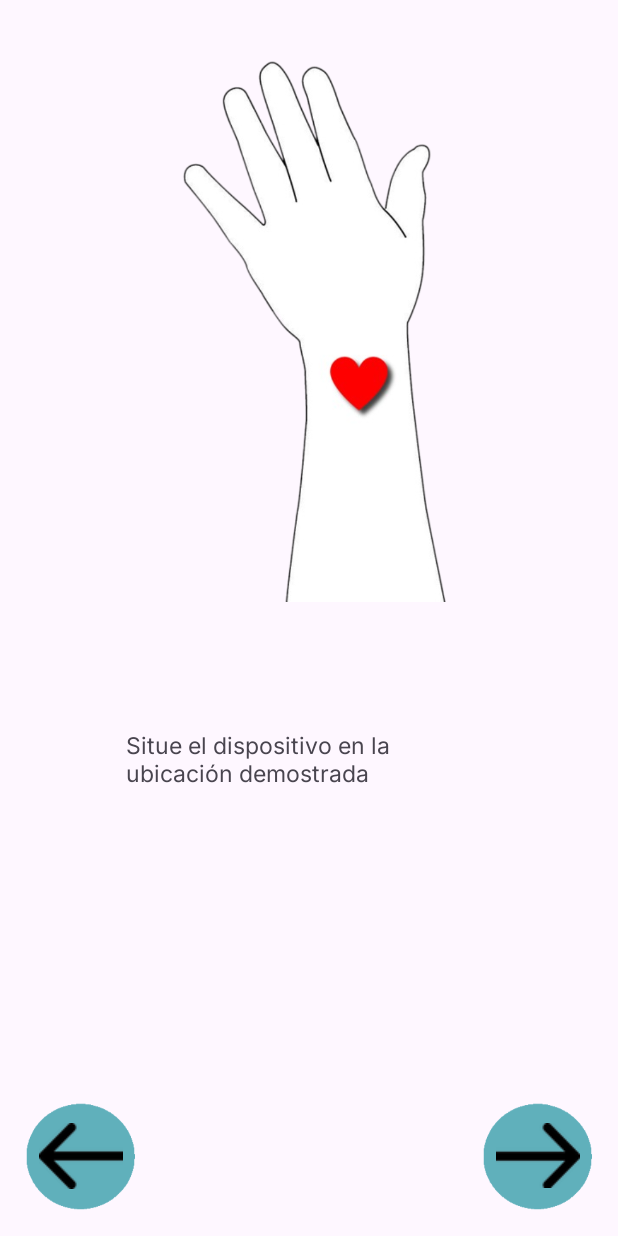
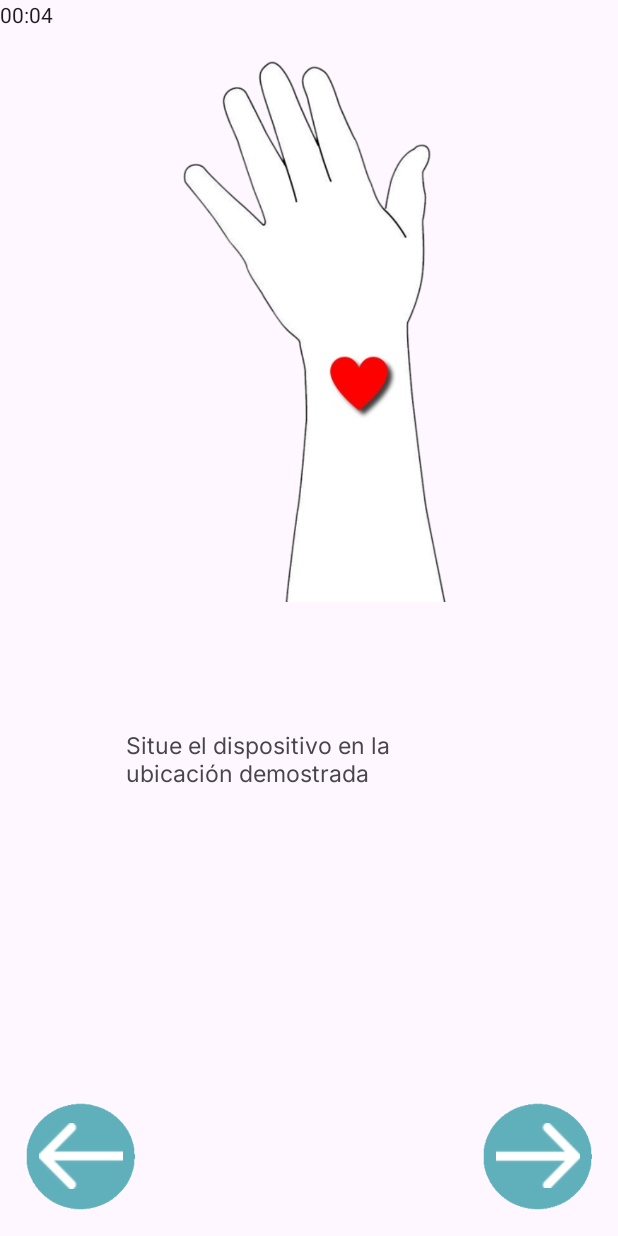
Before and after one commit to CristianValenciaC/Smartwatch_and_Cardio, an Android app: the Paso1 screen opened directly, with no data from a screen before it, on a phone screen of 412 x 824 dp. Run offline under Robolectric (Android 15) with nearby library versions, the phone set to English and light mode, and no system bars.

Commit message:
comprobar pop up dialog
Pruebas con cronometro

```diff
--- a/app/src/main/java/com/rob/smartwatchcardio/Paso1.java
+++ b/app/src/main/java/com/rob/smartwatchcardio/Paso1.java
@@ -1,11 +1,22 @@
 package com.rob.smartwatchcardio;
 
 import androidx.appcompat.app.AppCompatActivity;
-
+import androidx.fragment.app.Fragment;
+import android.app.AlertDialog;
+import android.app.Dialog;
 import android.content.Intent;
+import android.graphics.Color;
+import android.graphics.drawable.ColorDrawable;
+import android.os.Build;
 import android.os.Bundle;
+import android.os.SystemClock;
+import android.view.Gravity;
 import android.view.View;
+import android.view.ViewGroup;
+import android.view.Window;
+import android.view.WindowManager;
 import android.widget.Button;
+import android.widget.Chronometer;
 import android.widget.ImageButton;
 import android.widget.Toast;
 
@@ -16,12 +27,34 @@ public class Paso1 extends AppCompatActivity {
 
     private Button helpButton;
 
+    private AlertDialog.Builder dialogBuilder;
+    private AlertDialog dialog;
+    private  Chronometer simpleChronometer;
+
     @Override
     protected void onCreate(Bundle savedInstanceState) {
         super.onCreate(savedInstanceState);
         setContentView(R.layout.activity_paso1);
 
         atrasButton=findViewById(R.id.atrasButtonP7);
+        simpleChronometer = (Chronometer) findViewById(R.id.simpleChronometer);
+        simpleChronometer.start();
+        if (Build.VERSION.SDK_INT >= Build.VERSION_CODES.N) {
+            simpleChronometer.setCountDown(true);
+            simpleChronometer.setBase(SystemClock.elapsedRealtime()+6*1000);
+            simpleChronometer.start();
+        }
+        simpleChronometer
+                .setOnChronometerTickListener(new Chronometer.OnChronometerTickListener() {
+
+                    @Override
+                    public void onChronometerTick(Chronometer chronometer) {
+                        if( chronometer.getText().toString().equalsIgnoreCase("00:00"))
+                            simpleChronometer.stop();
+
+                    }
+                });
+
         atrasButton.setOnClickListener(new View.OnClickListener() {
             @Override
             public void onClick(View v) {
@@ -32,14 +65,35 @@ public class Paso1 extends AppCompatActivity {
         continuarButton.setOnClickListener(new View.OnClickListener() {
             @Override
             public void onClick(View v) {
-
-                Intent intent = new Intent(Paso1.this, Paso2.class);
-                intent.addFlags(Intent.FLAG_ACTIVITY_NO_HISTORY);
-                finish();
-                startActivity(intent);
+                simpleChronometer.stop();
+               comprobacion();
+                //Intent intent = new Intent(Paso1.this, Paso2.class);
+                //intent.addFlags(Intent.FLAG_ACTIVITY_NO_HISTORY);
+                //finish();
+                //startActivity(intent);
 
             }
         });
     }
+    public void comprobacion(){
+        //dialogBuilder = new AlertDialog.Builder(Paso1.this);
+        final Dialog dialog = new Dialog(Paso1.this);
+        dialog.requestWindowFeature(Window.FEATURE_NO_TITLE);
+        dialog.setContentView(R.layout.popup_comprobacion);
+        final View popup = getLayoutInflater().inflate(R.layout.popup_comprobacion,null);
+        ViewGroup.LayoutParams lay =  popup.getLayoutParams();
+
+        dialog.show();
+        //dialog.getWindow().setBackgroundDrawable(new ColorDrawable(Color.TRANSPARENT));
+        dialog.getWindow().clearFlags(WindowManager.LayoutParams.FLAG_DIM_BEHIND);
+        dialog.getWindow().setGravity(Gravity.BOTTOM);
+
+
+
+        //dialogBuilder.setView(popup);
+        //dialog = dialogBuilder.create();
+        //dialog.show();
+    }
+
 
 }
--- a/app/src/main/res/layout/activity_paso1.xml
+++ b/app/src/main/res/layout/activity_paso1.xml
@@ -6,6 +6,12 @@
     android:layout_height="match_parent"
     android:backgroundTint="#FD4141"
     tools:context=".Paso1">
+
+    <Chronometer
+        android:id="@+id/simpleChronometer"
+        android:layout_width="wrap_content"
+        android:layout_height="wrap_content"
+        app:layout_constraintStart_toStartOf="parent" />
 
     <ImageView
         android:id="@+id/imageView8"
@@ -38,6 +44,7 @@
         android:layout_marginBottom="16dp"
         android:background="@drawable/botonatras"
         android:backgroundTint="@color/Principal"
+        app:tint="@color/colorBotones"
         app:layout_constraintBottom_toBottomOf="parent"
         app:layout_constraintStart_toStartOf="parent"
         app:srcCompat="@drawable/flecha_izquierda"
@@ -51,6 +58,7 @@
         android:layout_marginBottom="16dp"
         android:background="@drawable/botonatras"
         android:backgroundTint="@color/Principal"
+        app:tint="@color/colorBotones"
         app:layout_constraintBottom_toBottomOf="parent"
         app:layout_constraintEnd_toEndOf="parent"
         app:srcCompat="@drawable/flecha_derecha"
--- a/app/src/main/res/layout/activity_paso2.xml
+++ b/app/src/main/res/layout/activity_paso2.xml
@@ -15,6 +15,7 @@
         android:layout_marginBottom="16dp"
         android:background="@drawable/botonatras"
         android:backgroundTint="@color/Principal"
+        app:tint="@color/colorBotones"
         app:layout_constraintBottom_toBottomOf="parent"
         app:layout_constraintStart_toStartOf="parent"
         app:srcCompat="@drawable/flecha_izquierda"
@@ -28,6 +29,7 @@
         android:layout_marginBottom="16dp"
         android:background="@drawable/botonatras"
         android:backgroundTint="@color/Principal"
+        app:tint="@color/colorBotones"
         app:layout_constraintBottom_toBottomOf="parent"
         app:layout_constraintEnd_toEndOf="parent"
         app:srcCompat="@drawable/flecha_derecha"
--- a/app/src/main/res/layout/activity_paso3.xml
+++ b/app/src/main/res/layout/activity_paso3.xml
@@ -13,6 +13,7 @@
         android:layout_height="75dp"
         android:layout_marginStart="16dp"
         android:layout_marginBottom="16dp"
+        app:tint="@color/colorBotones"
         android:background="@drawable/botonatras"
         android:backgroundTint="@color/Principal"
         app:layout_constraintBottom_toBottomOf="parent"
@@ -30,6 +31,7 @@
         android:backgroundTint="@color/Principal"
         app:layout_constraintBottom_toBottomOf="parent"
         app:layout_constraintEnd_toEndOf="parent"
+        app:tint="@color/colorBotones"
         app:srcCompat="@drawable/flecha_derecha"
         tools:ignore="SpeakableTextPresentCheck" />
 
--- a/app/src/main/res/layout/activity_paso4.xml
+++ b/app/src/main/res/layout/activity_paso4.xml
@@ -16,6 +16,7 @@
         android:background="@drawable/botonatras"
         android:backgroundTint="@color/Principal"
         app:layout_constraintBottom_toBottomOf="parent"
+        app:tint="@color/colorBotones"
         app:layout_constraintStart_toStartOf="parent"
         app:srcCompat="@drawable/flecha_izquierda"
         tools:ignore="SpeakableTextPresentCheck" />
@@ -25,6 +26,7 @@
         android:layout_width="75dp"
         android:layout_height="75dp"
         android:layout_marginEnd="16dp"
+        app:tint="@color/colorBotones"
         android:layout_marginBottom="16dp"
         android:background="@drawable/botonatras"
         android:backgroundTint="@color/Principal"
--- a/app/src/main/res/layout/activity_paso5.xml
+++ b/app/src/main/res/layout/activity_paso5.xml
@@ -12,6 +12,8 @@
         android:layout_width="75dp"
         android:layout_height="75dp"
         android:layout_marginStart="16dp"
+        app:tint="@color/colorBotones"
+
         android:layout_marginBottom="16dp"
         android:background="@drawable/botonatras"
         android:backgroundTint="@color/Principal"
@@ -24,6 +26,7 @@
         android:id="@+id/continuarButtonP5"
         android:layout_width="75dp"
         android:layout_height="75dp"
+        app:tint="@color/colorBotones"
         android:layout_marginEnd="16dp"
         android:layout_marginBottom="16dp"
         android:background="@drawable/botonatras"
--- a/app/src/main/res/layout/activity_paso6.xml
+++ b/app/src/main/res/layout/activity_paso6.xml
@@ -37,6 +37,7 @@
         android:layout_marginBottom="16dp"
         android:background="@drawable/botonatras"
         android:backgroundTint="@color/Principal"
+        app:tint="@color/colorBotones"
         app:layout_constraintBottom_toBottomOf="parent"
         app:layout_constraintStart_toStartOf="parent"
         app:srcCompat="@drawable/flecha_izquierda"
@@ -50,6 +51,7 @@
         android:layout_marginBottom="16dp"
         android:background="@drawable/botonatras"
         android:backgroundTint="@color/Principal"
+        app:tint="@color/colorBotones"
         app:layout_constraintBottom_toBottomOf="parent"
         app:layout_constraintEnd_toEndOf="parent"
         app:srcCompat="@drawable/flecha_derecha"
--- a/app/src/main/res/layout/activity_paso7.xml
+++ b/app/src/main/res/layout/activity_paso7.xml
@@ -37,6 +37,7 @@
         android:layout_marginBottom="16dp"
         android:background="@drawable/botonatras"
         android:backgroundTint="@color/Principal"
+        app:tint="@color/colorBotones"
         app:layout_constraintBottom_toBottomOf="parent"
         app:layout_constraintStart_toStartOf="parent"
         app:srcCompat="@drawable/flecha_izquierda"
@@ -50,6 +51,7 @@
         android:layout_marginBottom="16dp"
         android:background="@drawable/botonatras"
         android:backgroundTint="@color/Principal"
+        app:tint="@color/colorBotones"
         app:layout_constraintBottom_toBottomOf="parent"
         app:layout_constraintEnd_toEndOf="parent"
         app:srcCompat="@drawable/flecha_derecha"
--- a/app/src/main/res/layout/activity_paso8.xml
+++ b/app/src/main/res/layout/activity_paso8.xml
@@ -38,6 +38,7 @@
         android:layout_marginBottom="16dp"
         android:background="@drawable/botonatras"
         android:backgroundTint="@color/Principal"
+        app:tint="@color/colorBotones"
         app:layout_constraintBottom_toBottomOf="parent"
         app:layout_constraintStart_toStartOf="parent"
         app:srcCompat="@drawable/flecha_izquierda"
@@ -51,6 +52,7 @@
         android:layout_marginBottom="16dp"
         android:background="@drawable/botonatras"
         android:backgroundTint="@color/Principal"
+        app:tint="@color/colorBotones"
         app:layout_constraintBottom_toBottomOf="parent"
         app:layout_constraintEnd_toEndOf="parent"
         app:srcCompat="@drawable/flecha_derecha"
--- a/app/src/main/res/layout/activity_paso9.xml
+++ b/app/src/main/res/layout/activity_paso9.xml
@@ -38,6 +38,7 @@
         android:layout_marginBottom="16dp"
         android:background="@drawable/botonatras"
         android:backgroundTint="@color/Principal"
+        app:tint="@color/colorBotones"
         app:layout_constraintBottom_toBottomOf="parent"
         app:layout_constraintStart_toStartOf="parent"
         app:srcCompat="@drawable/flecha_izquierda"
@@ -51,6 +52,7 @@
         android:layout_marginBottom="16dp"
         android:background="@drawable/botonatras"
         android:backgroundTint="@color/Principal"
+        app:tint="@color/colorBotones"
         app:layout_constraintBottom_toBottomOf="parent"
         app:layout_constraintEnd_toEndOf="parent"
         app:srcCompat="@drawable/flecha_derecha"
--- a/app/src/main/res/layout/activity_requisitos.xml
+++ b/app/src/main/res/layout/activity_requisitos.xml
@@ -43,6 +43,7 @@
         android:layout_marginBottom="16dp"
         android:background="@drawable/botonatras"
         android:backgroundTint="@color/Principal"
+        android:tint="#FFFFFF"
         app:layout_constraintBottom_toBottomOf="parent"
         app:layout_constraintStart_toStartOf="parent"
         app:srcCompat="@drawable/flecha_izquierda"
@@ -56,6 +57,7 @@
         android:layout_marginBottom="16dp"
         android:background="@drawable/botonatras"
         android:backgroundTint="@color/Principal"
+        android:tint="#FFFFFF"
         app:layout_constraintBottom_toBottomOf="parent"
         app:layout_constraintEnd_toEndOf="parent"
         app:srcCompat="@drawable/flecha_derecha"
--- a/app/src/main/res/layout/fragment_historial.xml
+++ b/app/src/main/res/layout/fragment_historial.xml
@@ -273,6 +273,7 @@
         android:layout_marginBottom="24dp"
         android:background="@drawable/boton"
         android:backgroundTint="@color/Principal"
+        app:tint="@color/colorBotones"
         app:layout_constraintBottom_toBottomOf="parent"
         app:layout_constraintEnd_toEndOf="parent"
         app:srcCompat="@drawable/icono_crear"
--- a/app/src/main/res/layout/fragment_inicio.xml
+++ b/app/src/main/res/layout/fragment_inicio.xml
@@ -14,6 +14,7 @@
         android:layout_marginBottom="24dp"
         android:background="@drawable/boton"
         android:backgroundTint="@color/Principal"
+        android:tint="#FFFFFF"
         app:layout_constraintBottom_toBottomOf="parent"
         app:layout_constraintEnd_toEndOf="parent"
         app:srcCompat="@drawable/icono_crear"
--- a/app/src/main/res/menu/bottom_nav_menu.xml
+++ b/app/src/main/res/menu/bottom_nav_menu.xml
@@ -5,6 +5,7 @@
     <item
         android:id="@+id/navigation_inicio"
         android:icon="@drawable/icono_inicio"
+        android:tint="@color/colorBotones"
         android:state_checked="true"
         android:title="@string/titulo_inicio"
         android:layout_width="match_parent"
@@ -17,6 +18,7 @@
     <item
         android:id="@+id/navigation_historial"
         android:icon="@drawable/icono_historial"
+        android:tint="@color/colorBotones"
         android:title="@string/titulo_historial_test"
         android:layout_width="match_parent"
         android:layout_height="wrap_content"
@@ -24,6 +26,7 @@
 
     <item
         android:id="@+id/navigation_perfil"
+        android:tint="@color/colorBotones"
         android:icon="@drawable/icono_perfil"
         android:title="@string/titulo_perfil"
         android:layout_width="match_parent"
--- a/app/src/main/res/values/colors.xml
+++ b/app/src/main/res/values/colors.xml
@@ -3,4 +3,5 @@
     <color name="black">#FF000000</color>
     <color name="white">#FFFFFFFF</color>
     <color name="Principal">#60b0bb</color>
+    <color name="colorBotones">#FFFFFFFF</color>
 </resources>
```
Also changed, not shown: app/src/main/res/layout/popup_comprobacion.xml (added, +94 -0 lines), app/src/main/res/drawable/reloj.png (added).
